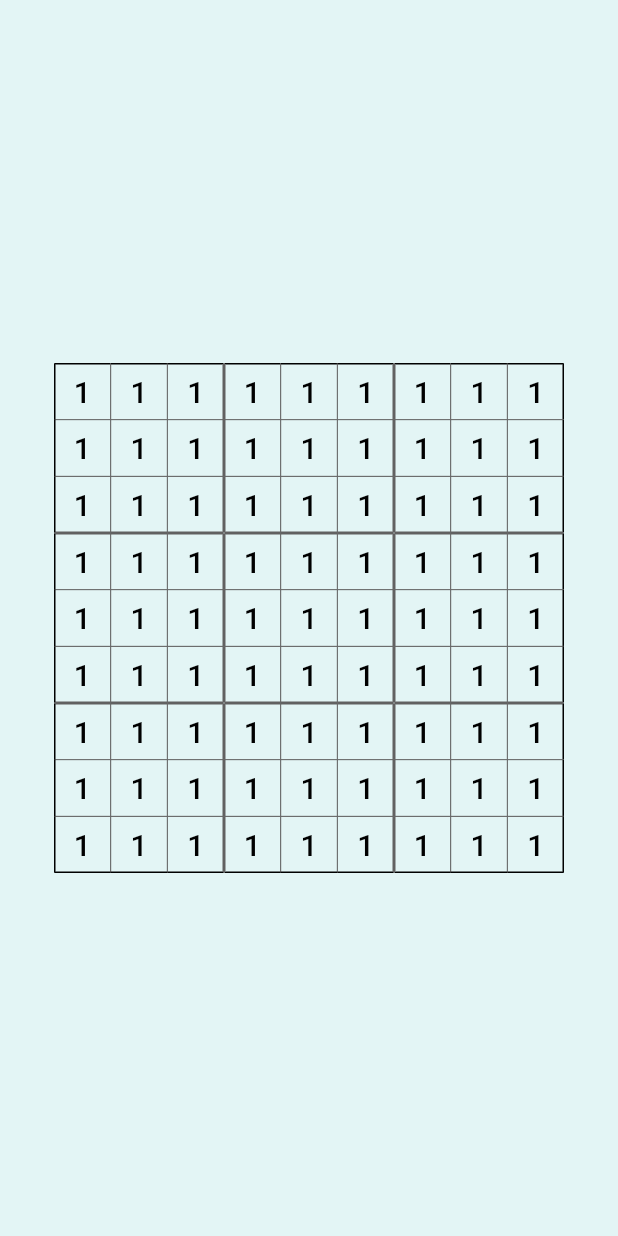
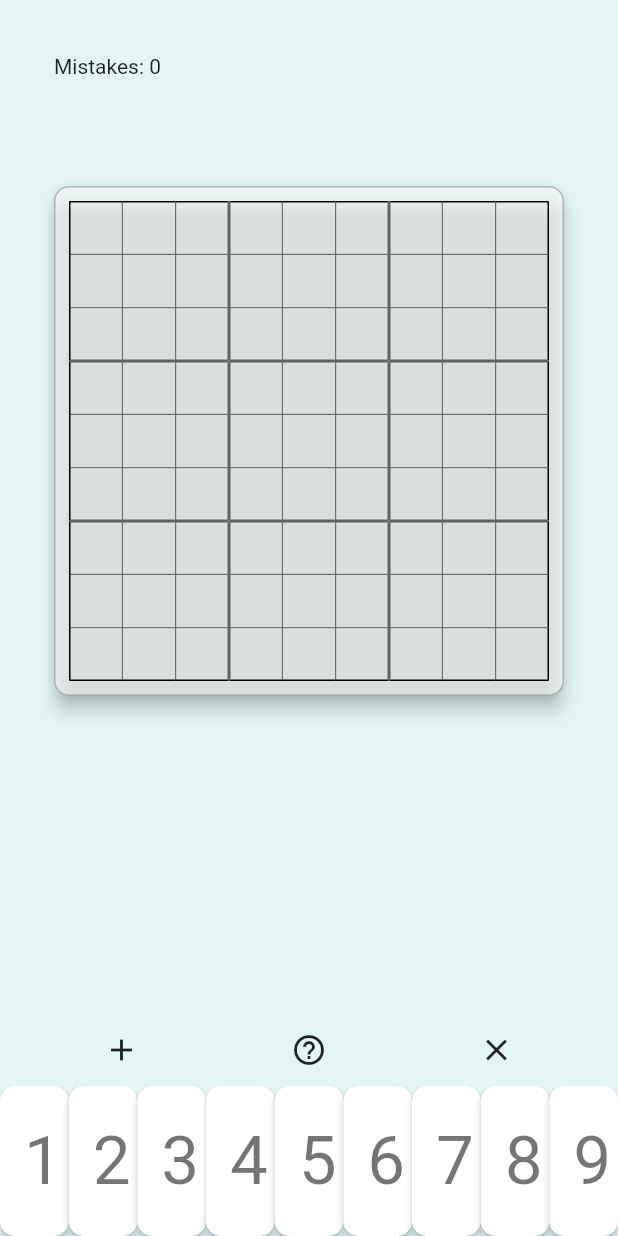
Before and after one commit to felipeuematsu/flup_sudoku, a Flutter app: the screen it shows after launch, on a phone screen of 412 x 824 dp. Run offline on Flutter 3.47's test engine with Material 2 defaults, Android fonts, the phone set to English and light mode, and no system bars; our stand-ins replace flutter_secure_storage, get, google_fonts, hive, hive_flutter, logger; accounts and stored records are empty.

```diff
--- a/lib/model/sudoku_model.dart
+++ b/lib/model/sudoku_model.dart
@@ -7,13 +7,36 @@ class SudokuModel {
   @HiveField(0, defaultValue: 0)
   final int id;
 
-  @HiveField(1, defaultValue: [])
-  final List<List<int>> initialState;
+  @HiveField(1, defaultValue: '')
+  final String initialState;
 
-  @HiveField(2, defaultValue: [])
-  final List<List<int>> completedState;
+  @HiveField(2, defaultValue: '')
+  final String completedState;
 
   @HiveField(3, defaultValue: 0)
   final int difficulty;
 
+  List<List<int>> get initalStateAsList => initialState.split('').map((e) => int.tryParse(e) ?? 0).fold(<List<int>>[[]], (value, element) {
+    if (value is List<List<int>>) value.last.length < 9 ? value.last.add(element) : value.add([element]);
+    return value;
+  }) ?? [];
+
+  List<List<int>> get answerAsList => completedState.split('').map((e) => int.tryParse(e) ?? 0).fold(<List<int>>[[]], (value, element) {
+    if (value is List<List<int>>) value.last.length < 9 ? value.last.add(element) : value.add([element]);
+    return value;
+  }) ?? [];
+
+  static SudokuModel fromCSVLine(String line) {
+    final list = line.split(',');
+
+    final initialState = list[1].replaceAll('.', '0');
+    final completedState = list[2];
+
+    return SudokuModel(
+      id: list[0].isEmpty ? 0 : int.tryParse(list[0]) ?? 0,
+      completedState: completedState,
+      initialState: initialState,
+      difficulty: list[3].isEmpty ? 0 : int.tryParse(list[4]) ?? 0,
+    );
+  }
 }
--- a/lib/ui/game/components/game_board.dart
+++ b/lib/ui/game/components/game_board.dart
@@ -1,6 +1,5 @@
 import 'package:flup_sudoku/ui/game/components/game_cell.dart';
 import 'package:flup_sudoku/ui/game/game_controller.dart';
-import 'package:flup_sudoku/util/logger.dart';
 import 'package:flutter/material.dart';
 import 'package:get/get.dart';
 
@@ -11,6 +10,12 @@ class GameBoard extends GetView<GameController> {
   Widget build(BuildContext context) {
     return AspectRatio(
       aspectRatio: 1,
+      child: Material(
+        shape: RoundedRectangleBorder(side: const BorderSide(color: Colors.black26), borderRadius: BorderRadius.circular(10)),
+        color: Get.theme.colorScheme.surface.withOpacity(0.6),
+        elevation: 5,
+        child: Padding(
+          padding: const EdgeInsets.all(10),
           child: LayoutBuilder(
             builder: (context, constraints) {
               final columnWidth = constraints.maxWidth / 9;
@@ -20,14 +25,14 @@ class GameBoard extends GetView<GameController> {
                 children: [
                   AnimatedBuilder(
                     animation: controller.verticalAnimation,
-                builder: (context, _) => Transform(
+                    builder: (_, __) => Transform(
                       transform: Matrix4.identity()..translate(0.0, controller.verticalAnimation.value * rowHeight),
                       child: Container(height: rowHeight, color: controller.verticalAnimation.value < 0 ? null : Colors.grey.shade600.withOpacity(.5)),
                     ),
                   ),
                   AnimatedBuilder(
                     animation: controller.horizontalAnimation,
-                builder: (context, _) => Transform(
+                    builder: (_, __) => Transform(
                       transform: Matrix4.identity()..translate((controller.horizontalAnimation.value) * columnWidth),
                       child: Container(width: columnWidth, color: controller.horizontalAnimation.value < 0 ? null : Colors.grey.shade600.withOpacity(.5)),
                     ),
@@ -45,6 +50,8 @@ class GameBoard extends GetView<GameController> {
               );
             },
           ),
+        ),
+      ),
     );
   }
 }
--- a/lib/ui/game/components/game_cell.dart
+++ b/lib/ui/game/components/game_cell.dart
@@ -7,19 +7,62 @@ class GameCell extends GetView<GameController> {
 
   final int row, column;
 
-  Border get _border => Border(
-        left: BorderSide(color: column == 0 ? Colors.black : Colors.grey.shade700, width: column % 3 == 0 ? 1 : 0.25),
-        top: BorderSide(color: row == 0 ? Colors.black : Colors.grey.shade700, width: row % 3 == 0 ? 1 : 0.25),
-        right: BorderSide(color: column == 8 ? Colors.black : Colors.grey.shade700, width: (column + 1) % 3 == 0 ? 1 : 0),
-        bottom: BorderSide(color: row == 8 ? Colors.black : Colors.grey.shade700, width: (row + 1) % 3 == 0 ? 1 : 0),
+  Border get _border => controller.isSelected(row, column)
+      ? Border.all(color: Colors.red)
+      : Border(
+          left: BorderSide(color: column == 0 ? Colors.black : Colors.grey.shade700, width: column % 3 == 0 ? 1 : 0.25),
+          top: BorderSide(color: row == 0 ? Colors.black : Colors.grey.shade700, width: row % 3 == 0 ? 1 : 0.25),
+          right: BorderSide(color: column == 8 ? Colors.black : Colors.grey.shade700, width: (column + 1) % 3 == 0 ? 1 : 0),
+          bottom: BorderSide(color: row == 8 ? Colors.black : Colors.grey.shade700, width: (row + 1) % 3 == 0 ? 1 : 0),
+        );
+
+  Widget get content {
+    final Map<int, GuessMode> cellValue = controller.getCellValue(row, column);
+    if (cellValue.values.any((element) => element == GuessMode.insert)) {
+      return Text(cellValue.keys.first.toString(), style: style);
+    } else {
+      return GridView.builder(
+        gridDelegate: const SliverGridDelegateWithFixedCrossAxisCount(crossAxisCount: 3, childAspectRatio: 1),
+        itemBuilder: (context, index) {
+          final value = cellValue[index];
+          return value == null
+              ? Container()
+              : Text(
+                  (index + 1).toString(),
+                  style: Get.textTheme.labelSmall?.copyWith(color: value == GuessMode.guess ? Colors.red.shade700 : Colors.black),
+                );
+        },
       );
+    }
+  }
+
+  Color? get color {
+    switch (controller.contentType(row, column)) {
+      case GameCellValueType.wrong:
+        return Colors.red.withOpacity(0.3);
+      case GameCellValueType.correct:
+      default:
+        return null;
+    }
+  }
+
+  TextStyle? get style {
+    switch (controller.contentType(row, column)) {
+      case GameCellValueType.wrong:
+        return Get.textTheme.titleLarge?.copyWith(color: Colors.red.shade900);
+      case GameCellValueType.correct:
+        return Get.textTheme.titleLarge?.copyWith(color: Colors.green.shade700);
+      case GameCellValueType.selected:
+        return Get.textTheme.titleLarge?.copyWith(color: Colors.white38);
+
+      default:
+        return Get.textTheme.titleLarge;
+    }
+  }
 
   @override
   Widget build(BuildContext context) {
-    return Container(
-      // decoration: ,
-      height: double.infinity,
-      width: double.infinity,
+    return SizedBox.expand(
       child: Obx(() => MaterialButton(
             focusElevation: 0,
             hoverElevation: 0,
@@ -27,13 +70,21 @@ class GameCell extends GetView<GameController> {
             elevation: 0,
             padding: EdgeInsets.zero,
             onPressed: controller.select(row, column),
-            // color: (row + 1) / 3 == (column+ 1) / 3 ? Colors.transparent : Colors.green.withOpacity(.3),
+            color: color,
             shape: _border,
-            child: Center(
-              // child: Text('1 2 3\n4 5 6\n7 8 9', style: Get.textTheme.labelSmall),
-              child: Text('1', style: Get.textTheme.titleLarge?.copyWith(color: controller.isSelected(row, column) ? Colors.white : Colors.black)),
-            ),
+            child: Center(child: content),
           )),
     );
   }
 }
+
+enum GameCellValueType {
+  empty,
+  wrong,
+  guess,
+  antiGuess,
+  correct,
+  initial,
+  selected,
+  normal,
+}
--- /dev/null
+++ b/lib/ui/game/components/game_control.dart
@@ -0,0 +1,34 @@
+import 'package:flup_sudoku/ui/game/components/game_control_number_button.dart';
+import 'package:flup_sudoku/ui/game/game_controller.dart';
+import 'package:flutter/material.dart';
+import 'package:get/get.dart';
+
+class GameControl extends GetView<GameController> {
+  const GameControl({Key? key}) : super(key: key);
+
+  @override
+  Widget build(BuildContext context) {
+    return Column(
+      children: [
+        Row(
+          mainAxisAlignment: MainAxisAlignment.spaceEvenly,
+          children: [
+            MaterialButton(onPressed: () => controller.guessMode.value = GuessMode.insert, child: const Icon(Icons.add)),
+            MaterialButton(onPressed: () => controller.guessMode.value = GuessMode.guess, child: const Icon(Icons.help_outline)),
+            MaterialButton(onPressed: () => controller.guessMode.value = GuessMode.antiGuess, child: const Icon(Icons.close)),
+          ]
+        ),
+        SizedBox(
+          height: 100,
+          child: ListView.builder(
+            itemExtent: context.width / 9,
+            padding: EdgeInsets.zero,
+            scrollDirection: Axis.horizontal,
+            itemCount: 9,
+            itemBuilder: (context, index) => GameControlNumberButton(value: index + 1),
+          ),
+        ),
+      ],
+    );
+  }
+}
--- /dev/null
+++ b/lib/ui/game/components/game_control_number_button.dart
@@ -0,0 +1,26 @@
+import 'package:flup_sudoku/ui/game/game_controller.dart';
+import 'package:flutter/material.dart';
+import 'package:get/get.dart';
+
+class GameControlNumberButton extends GetView<GameController> {
+  const GameControlNumberButton({required this.value, Key? key}) : super(key: key);
+
+  final int value;
+
+  @override
+  Widget build(BuildContext context) {
+    return Obx(() => MaterialButton(
+           focusElevation: 50,
+          shape: RoundedRectangleBorder(
+            borderRadius: BorderRadius.circular(10),
+          ),
+          onPressed: controller.onNumberButtonPressed(value),
+          color: controller.selectedCellValue == value.toString() ? Colors.grey : Colors.white,
+          child: Text(
+            value.toString(),
+            textAlign: TextAlign.center,
+            style: Get.textTheme.displaySmall,
+          ),
+        ));
+  }
+}
--- a/lib/ui/game/game_controller.dart
+++ b/lib/ui/game/game_controller.dart
@@ -1,25 +1,44 @@
+import 'package:flup_sudoku/model/sudoku_model.dart';
+import 'package:flup_sudoku/ui/game/components/game_cell.dart';
 import 'package:flup_sudoku/util/logger.dart';
 import 'package:flutter/material.dart';
 import 'package:get/get.dart';
 
 /// The GameController is the main class that controls the flow of the game.
 class GameController extends GetxController with GetTickerProviderStateMixin {
-  late List<List<int>> _answer;
-  late List<List<int>> _initialState;
+  late final SudokuModel model;
+
+  List<List<int>> get _answer => model.answerAsList;
+
+  List<List<int>> get _initialState => model.initalStateAsList;
   final _currentState = Rx<List<List<int>>>([]);
-  final _guesses = Rx<List<List<List<int>>>>([]);
+  final _guesses = Rx<List<List<Map<int, bool>>>>([
+    [{}, {}, {}, {}, {}, {}, {}, {}, {}],
+    [{}, {}, {}, {}, {}, {}, {}, {}, {}],
+    [{}, {}, {}, {}, {}, {}, {}, {}, {}],
+    [{}, {}, {}, {}, {}, {}, {}, {}, {}],
+    [{}, {}, {}, {}, {}, {}, {}, {}, {}],
+    [{}, {}, {}, {}, {}, {}, {}, {}, {}],
+    [{}, {}, {}, {}, {}, {}, {}, {}, {}],
+    [{}, {}, {}, {}, {}, {}, {}, {}, {}],
+    [{}, {}, {}, {}, {}, {}, {}, {}, {}],
+  ]);
+
+  final guessMode = GuessMode.guess.obs;
 
   final mistakes = Rx<int>(0);
 
   final selectedRow = Rx<int>(-1);
   final selectedColumn = Rx<int>(-1);
 
+  Map<int, GuessMode> get selectedCellValue => getCellValue(selectedRow.value, selectedColumn.value);
+
   late Animation<double> verticalAnimation;
   late Animation<double> horizontalAnimation;
   late AnimationController _horizontalAnimationController;
   late AnimationController _verticalAnimationController;
 
-  static const _animationDuration = Duration(milliseconds: 200);
+  static const _animationDuration = Duration(milliseconds: 350);
 
   @override
   void onInit() {
@@ -27,32 +46,31 @@ class GameController extends GetxController with GetTickerProviderStateMixin {
     _horizontalAnimationController = AnimationController(vsync: this, duration: _animationDuration);
     verticalAnimation = Tween<double>(begin: -1, end: 8).animate(_verticalAnimationController)..addListener(() => update());
     horizontalAnimation = Tween<double>(begin: -1, end: 8).animate(_horizontalAnimationController)..addListener(() => update());
+
+    model = SudokuModel.fromCSVLine(
+        '1,1..5.37..6.3..8.9......98...1.......8761..........6...........7.8.9.76.47...6.312,198543726643278591527619843914735268876192435235486179462351987381927654759864312,27,2.2');
+
+    _currentState.value = model.initalStateAsList;
     super.onInit();
   }
 
-  int _getCurrentValue(row, column) => _currentState.value[row][column];
+  int _getCurrentValue(row, column) => selectedRow.value < 0 || selectedColumn.value < 0 ? 0 : _currentState.value[row][column];
 
-  String _getCurrentGuess(int row, int column) {
-    String result = '';
-    for (int i = 0; i < 9; i++) {
-      result += _guesses.value[row][column].contains(i) ? i.toString() : ' ';
-      result += (i + 1) % 3 == 0 ? '\n' : ' ';
-    }
-    return result;
+  Map<int, GuessMode> getCellValue(int row, int column) {
+    if (_getCurrentValue(row, column) != 0) return {_getCurrentValue(row, column): GuessMode.insert};
+    if (selectedRow.value < 0 || selectedColumn.value < 0) return {};
+    return _guesses.value[row][column].map((key, value) => MapEntry<int, GuessMode>(key, value ? GuessMode.guess : GuessMode.antiGuess));
   }
 
-  String getCellValue(int row, int column) => _getCurrentValue(row, column) == 0 ? _getCurrentGuess(row, column) : _getCurrentValue(row, column).toString();
+  bool isWrong(int row, int column) => _getCurrentValue(row, column) != 0 && _getCurrentValue(row, column) != _answer[row][column];
 
-  bool isWrong(int row, int column) => _getCurrentValue(row, column) != _answer[row][column];
+  bool isCorrect(int row, int column) => _getCurrentValue(row, column) != 0 && _getCurrentValue(row, column) == _answer[row][column];
+
+  bool isInitial(int row, int column) => _initialState[row][column] != 0;
 
   bool isSelected(int row, int column) => selectedColumn.value == column && selectedRow.value == row;
 
-  bool isLineSelected(int row, int column) => selectedColumn.value == column || selectedRow.value == row;
-
-  Function()? select(int row, int column) =>
-      // _initialState[row][column] > 0
-      // ? null:
-      () {
+  Function()? select(int row, int column) => () {
         final verticalDiff = (selectedRow.value - row).abs();
         final horizontalDiff = (selectedColumn.value - column).abs();
 
@@ -66,24 +84,58 @@ class GameController extends GetxController with GetTickerProviderStateMixin {
         }
       };
 
+  Function() onNumberButtonPressed(int value) => guessMode.value == GuessMode.insert ? () => insertAnswer(value) : () => guess(value);
+
   void guess(int guess) {
     final row = selectedRow.value;
     final column = selectedColumn.value;
     if (row == -1 || column == -1 || _getCurrentValue(row, column) > 0) return;
 
-    if (_guesses.value[row][column].contains(guess)) {
-      _guesses.value[row][column].remove(guess);
+    final value = _guesses.value[row][column][guess];
+    if (value != null) {
+      final guessType = value ? GuessMode.guess : GuessMode.antiGuess;
+
+      if (guessMode.value == guessType) {
+        _guesses.value[row][column].remove(guess);
+      } else {
+        _guesses.value[row][column][guess] = !value;
+      }
     } else {
-      _guesses.value[row][column].add(guess);
+      _guesses.value[row][column].putIfAbsent(guess, () => guessMode.value == GuessMode.guess);
     }
+
+    refresh();
   }
 
   void insertAnswer(int answer) {
     final row = selectedRow.value;
     final column = selectedColumn.value;
-    if (row == -1 || column == -1 || _initialState[row][column] != 0 || _answer[row][column] == _getCurrentValue(row, column)) return;
 
-    _currentState.value[row][column] = answer;
+    logger.i(answer);
+    logger.i(_currentState.value);
+    logger.i(_initialState);
+    if (row == -1 || column == -1 || _initialState[row][column] != 0 || _answer[row][column] == _getCurrentValue(row, column) || answer == _getCurrentValue(row, column)) return;
+
+    logger.i(answer);
+    logger.i(_currentState.value);
+    logger.i(_initialState.toString());
+    _currentState.update((val) => val?[row][column] = answer);
     if (answer != _answer[row][column]) mistakes.value++;
   }
+
+  GameCellValueType contentType(int row, int column) {
+    if (isInitial(row, column)) return GameCellValueType.initial;
+    if (getCellValue(row, column).length > 1) return GameCellValueType.guess;
+    if (isWrong(row, column)) return GameCellValueType.wrong;
+    if (isCorrect(row, column)) return GameCellValueType.correct;
+    if (isSelected(row, column)) return GameCellValueType.selected;
+
+    return GameCellValueType.normal;
+  }
 }
+
+enum GuessMode {
+  guess,
+  insert,
+  antiGuess,
+}
--- a/lib/ui/game/game_view.dart
+++ b/lib/ui/game/game_view.dart
@@ -1,4 +1,5 @@
 import 'package:flup_sudoku/ui/game/components/game_board.dart';
+import 'package:flup_sudoku/ui/game/components/game_control.dart';
 import 'package:flup_sudoku/ui/game/game_controller.dart';
 import 'package:flutter/material.dart';
 import 'package:get/get.dart';
@@ -8,11 +9,27 @@ class GameView extends GetView<GameController> {
 
   @override
   Widget build(BuildContext context) {
-    return const Scaffold(
-      body: Center(
-        child: Padding(
-          padding: EdgeInsets.all(36),
-            child: GameBoard(),),
+    return Scaffold(
+      body: SafeArea(
+        child: Stack(
+          alignment: Alignment.center,
+          children: [
+            Center(
+              child: Column(
+                // mainAxisAlignment: MainAxisAlignment.center,
+                crossAxisAlignment: CrossAxisAlignment.start,
+                children: [
+                  Padding(padding: const EdgeInsets.all(36), child: Obx(() => Text('Mistakes: ${controller.mistakes}'))),
+                  const Padding(
+                    padding: EdgeInsets.all(36),
+                    child: GameBoard(),
+                  ),
+                ],
+              ),
+            ),
+            const Positioned(bottom: 0, right: 0, left: 0, child: GameControl()),
+          ],
+        ),
       ),
     );
   }
--- a/lib/ui/home/components/home_button.dart
+++ b/lib/ui/home/components/home_button.dart
@@ -14,7 +14,7 @@ class HomeButton extends GetView<HomeController> {
       shape: RoundedRectangleBorder(borderRadius: BorderRadius.circular(4)),
       color: type.color.withOpacity(0.13),
       minWidth: context.width * 0.8,
-      onPressed: () => controller.onButtonPress(type),
+      onPressed: () => controller.onButtonPressed(type),
       child: Text(
         type.text,
         style: Get.textTheme.titleMedium?.copyWith(
--- a/lib/ui/home/home_controller.dart
+++ b/lib/ui/home/home_controller.dart
@@ -30,7 +30,7 @@ class HomeController extends GetxController with GetSingleTickerProviderStateMix
     continuousAnimation();
   }
 
-  void onButtonPress(HomeButtonType type) {
+  void onButtonPressed(HomeButtonType type) {
     switch (type) {
       case HomeButtonType.newGame:
         Get.offAllNamed('/game');
```
Lines whose indentation alone changed are shown as unchanged.
